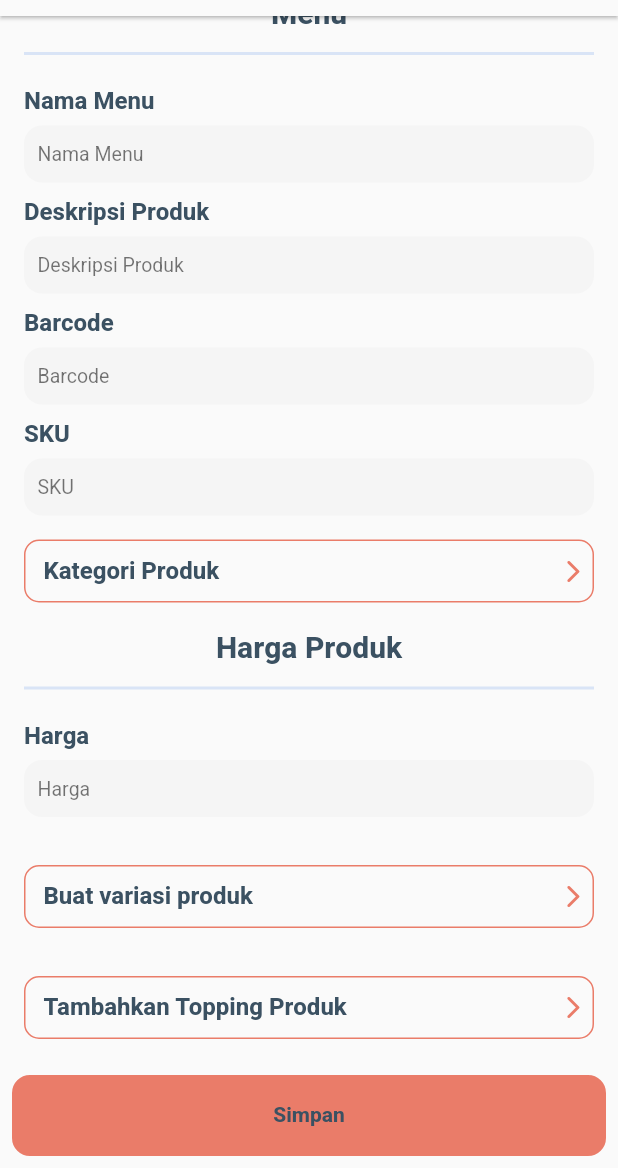
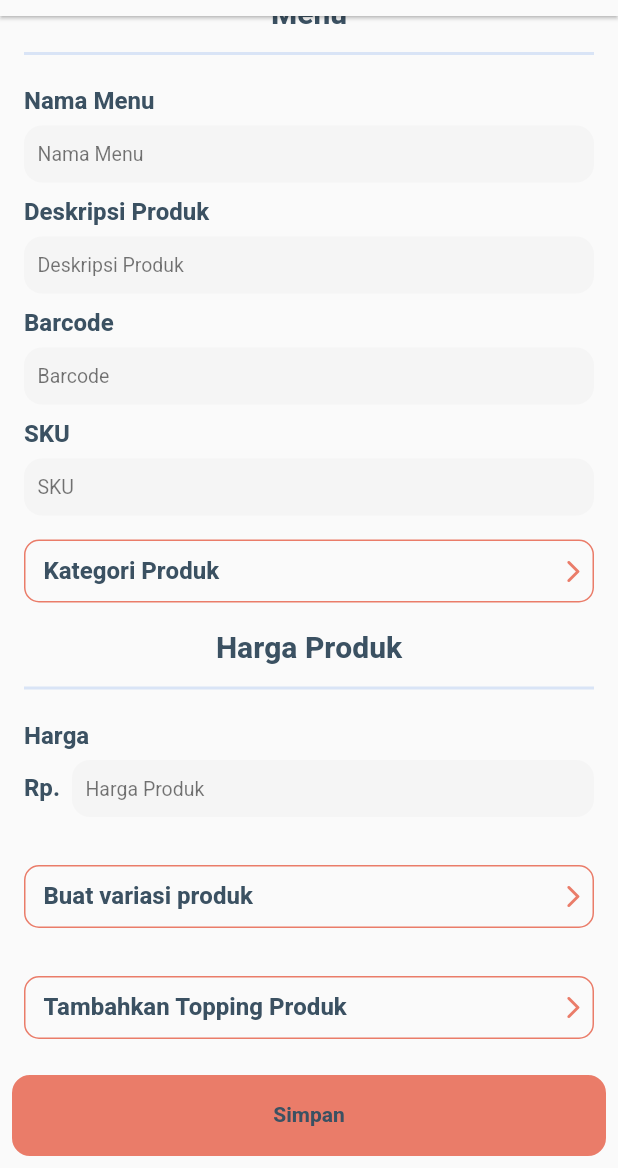
Before and after one commit to Liayuu/cashier-app, a Flutter app: the EditMenu screen opened directly with empty values, scrolled down 246 dp, on a phone screen of 412 x 824 dp, the part 68-1236 px from its top. Run offline on Flutter 3.47's test engine with Material 2 defaults, Android fonts, the phone set to English and light mode, and no system bars; our stand-ins replace badges, cloud_firestore, firebase_auth, firebase_core, firebase_storage, fl_chart and 6 more; accounts and stored records are empty; generated files the repository leaves out were written again; network calls fail.

Commit message:
Harga done

```diff
--- /dev/null
+++ b/lib/views/components/price_textfield.dart
@@ -0,0 +1,103 @@
+// ignore_for_file: must_be_immutable
+
+import 'package:flutter/material.dart';
+import 'package:get/get.dart';
+import 'package:intl/intl.dart';
+
+class PriceTextfield extends StatelessWidget {
+  String? labelText;
+  String? hintText;
+  Widget? title;
+  OutlineInputBorder? border;
+  TextInputType? keyboardType;
+  FloatingLabelAlignment? floatingLabelAlignment;
+  FloatingLabelBehavior? floatingLabelBehavior;
+  String? initialValue;
+  bool enabled;
+  bool obsecure;
+  TextEditingController? controller;
+  TextInputAction? textInputAction;
+  String? Function(String?)? validator;
+  ValueChanged<dynamic>? onSaved;
+  ValueChanged<dynamic>? onChanged;
+  NumberFormat currency;
+
+  PriceTextfield(
+      {Key? key,
+      this.labelText,
+      this.hintText,
+      this.title,
+      this.border,
+      this.keyboardType,
+      this.floatingLabelAlignment,
+      this.floatingLabelBehavior,
+      this.initialValue,
+      this.enabled = true,
+      this.obsecure = false,
+      this.controller,
+      this.textInputAction,
+      this.validator,
+      this.onSaved,
+      required this.currency,
+      this.onChanged})
+      : super(key: key);
+
+  @override
+  Widget build(BuildContext context) {
+    return Column(
+      mainAxisAlignment: MainAxisAlignment.start,
+      crossAxisAlignment: CrossAxisAlignment.start,
+      children: [
+        title ?? const SizedBox(),
+        Row(
+          children: [
+            Text(
+              currency.currencySymbol,
+              style: Get.textTheme.titleMedium!.copyWith(fontWeight: FontWeight.w700),
+            ),
+            const SizedBox(
+              width: 8,
+            ),
+            Flexible(
+              fit: FlexFit.loose,
+              child: TextFormField(
+                decoration: InputDecoration(
+                    border: border,
+                    labelText: labelText,
+                    hintText: hintText,
+                    isDense: true,
+                    contentPadding: const EdgeInsets.all(9),
+                    focusedBorder: OutlineInputBorder(
+                        borderSide: BorderSide(color: Get.theme.primaryColor),
+                        borderRadius: const BorderRadius.all(Radius.circular(10))),
+                    fillColor: !enabled
+                        ? Get.theme.unselectedWidgetColor
+                        : Get.theme.inputDecorationTheme.fillColor,
+                    floatingLabelAlignment: floatingLabelAlignment,
+                    floatingLabelBehavior: floatingLabelBehavior),
+                autovalidateMode: AutovalidateMode.onUserInteraction,
+                style: Get.textTheme.bodyText1,
+                cursorWidth: 2.0,
+                controller: controller,
+                cursorColor: Get.theme.primaryColor,
+                obscureText: obsecure,
+                keyboardType: keyboardType,
+                maxLines: 1,
+                enabled: enabled,
+                initialValue: initialValue,
+                textInputAction: textInputAction,
+                validator: validator,
+                onChanged: (value) {
+                  if (onChanged != null) onChanged!(value);
+                },
+                onSaved: (value) {
+                  if (onSaved != null) onSaved!(value);
+                },
+              ),
+            ),
+          ],
+        ),
+      ],
+    );
+  }
+}
--- a/lib/views/components/profile_textfield.dart
+++ b/lib/views/components/profile_textfield.dart
@@ -52,10 +52,10 @@ class ProfileTextfield extends StatelessWidget {
               labelText: labelText,
               hintText: hintText,
               isDense: true,
-              contentPadding: EdgeInsets.all(9),
+              contentPadding: const EdgeInsets.all(9),
               focusedBorder: OutlineInputBorder(
                   borderSide: BorderSide(color: Get.theme.primaryColor),
-                  borderRadius: BorderRadius.all(Radius.circular(10))),
+                  borderRadius: const BorderRadius.all(Radius.circular(10))),
               fillColor: !enabled
                   ? Get.theme.unselectedWidgetColor
                   : Get.theme.inputDecorationTheme.fillColor,
--- a/lib/views/pages/dashboard/menu/components/menu_card.dart
+++ b/lib/views/pages/dashboard/menu/components/menu_card.dart
@@ -1,5 +1,6 @@
 import 'package:flutter/material.dart';
 import 'package:get/get.dart';
+import 'package:intl/intl.dart';
 
 class MenuCard extends StatelessWidget {
   final double? width;
@@ -9,6 +10,8 @@ class MenuCard extends StatelessWidget {
   final String name;
   final double availability;
   final String unit;
+  String _formatCurrency(double p) =>
+      NumberFormat.currency(locale: 'id', decimalDigits: 2, symbol: "Rp. ").format(p);
 
   const MenuCard(
       {super.key,
@@ -80,7 +83,7 @@ class MenuCard extends StatelessWidget {
                             ),
                             child: Padding(
                               padding: const EdgeInsets.symmetric(horizontal: 8, vertical: 4),
-                              child: Text(price.toString(),
+                              child: Text(_formatCurrency(price),
                                   style: Get.textTheme.bodyMedium!
                                       .copyWith(fontWeight: FontWeight.w700)),
                             ),
--- a/lib/views/pages/forms/menus/edit_menu.dart
+++ b/lib/views/pages/forms/menus/edit_menu.dart
@@ -12,9 +12,11 @@ import 'package:cashier_app/views/pages/forms/menus/add_category.dart';
 import 'package:cashier_app/views/pages/forms/menus/add_topping.dart';
 import 'package:cashier_app/views/pages/forms/menus/add_variant.dart';
 import 'package:flutter/material.dart';
+import 'package:cashier_app/views/components/price_textfield.dart';
 import 'package:image_picker/image_picker.dart';
 import 'package:get/get.dart';
 import 'package:flutter/foundation.dart' show kIsWeb;
+import 'package:intl/intl.dart';
 
 class EditMenu extends StatefulWidget {
   final String merchantId;
@@ -28,6 +30,9 @@ class EditMenu extends StatefulWidget {
 class _EditMenuState extends State<EditMenu> {
   final _formKey = GlobalKey<FormState>();
   final _menuController = Get.find<MenusController>();
+
+  String _formatNumber(String s) => NumberFormat.decimalPattern('id').format(double.parse(s));
+  var _priceEditingController = TextEditingController();
 
   @override
   Widget build(BuildContext context) {
@@ -355,15 +360,23 @@ class _EditMenuState extends State<EditMenu> {
                                     color: Get.theme.unselectedWidgetColor,
                                   ),
                                 ),
-                                ProfileTextfield(
-                                  hintText: "Harga",
-                                  initialValue: controller.menu.price?.price != null
-                                      ? controller.menu.price!.price!.toString()
-                                      : null,
+                                PriceTextfield(
+                                  currency: NumberFormat.currency(locale: 'id', symbol: 'Rp.'),
+                                  hintText: "Harga Produk",
+                                  onChanged: (value) {
+                                    var val = _formatNumber(value.replaceAll('.', ''));
+                                    if (value != null && value != "") {
+                                      _menuController.newPrice = double.parse(value);
+                                    } else {
+                                      _menuController.newPrice = 0;
+                                    }
+                                    _priceEditingController.value = TextEditingValue(
+                                        selection: TextSelection.collapsed(offset: val.length),
+                                        text: val);
+                                    _menuController.update();
+                                  },
+                                  controller: _priceEditingController,
                                   keyboardType: TextInputType.number,
-                                  onSaved: (value) {
-                                    _menuController.newPrice = double.parse(value);
-                                  },
                                   title: Padding(
                                     padding: const EdgeInsets.only(top: 8, bottom: 4),
                                     child: Text(
@@ -372,7 +385,32 @@ class _EditMenuState extends State<EditMenu> {
                                           .copyWith(fontWeight: FontWeight.w700),
                                     ),
                                   ),
+                                  onSaved: (value) {
+                                    if (double.parse(value) < 0) {
+                                      _menuController.newPrice = 0;
+                                    } else {
+                                      _menuController.newPrice = value;
+                                    }
+                                  },
                                 ),
+                                // ProfileTextfield(
+                                //   hintText: "Harga",
+                                //   initialValue: controller.menu.price?.price != null
+                                //       ? controller.menu.price!.price!.toString()
+                                //       : null,
+                                //   keyboardType: TextInputType.number,
+                                //   onSaved: (value) {
+                                //     _menuController.newPrice = double.parse(value);
+                                //   },
+                                //   title: Padding(
+                                //     padding: const EdgeInsets.only(top: 8, bottom: 4),
+                                //     child: Text(
+                                //       "Harga",
+                                //       style: Get.textTheme.titleMedium!
+                                //           .copyWith(fontWeight: FontWeight.w700),
+                                //     ),
+                                //   ),
+                                // ),
                                 const SizedBox(
                                   height: 16,
                                 ),
--- a/pubspec.yaml
+++ b/pubspec.yaml
@@ -53,7 +53,6 @@ dependencies:
   syncfusion_flutter_charts: ^20.4.50
 
 dev_dependencies:
-  build_runner: ^2.3.3
 
   # The "flutter_lints" package below contains a set of recommended lints to
   # encourage good coding practices. The lint set provided by the package is
@@ -61,9 +60,10 @@ dev_dependencies:
   # package. See that file for information about deactivating specific lint
   # rules and activating additional ones.
   flutter_lints: ^2.0.0
+  build_runner: ^2.3.3
+  json_serializable: ^6.6.0
   flutter_test:
     sdk: flutter
-  json_serializable: ^6.6.0
 
 # For information on the generic Dart part of this file, see the
 # following page: https://dart.dev/tools/pub/pubspec
```
Also changed, not shown: lib/controllers/user_controller.dart (+4 -3 lines), lib/views/pages/dashboard/menu/components/transaction_menu_card.dart (+5 -2 lines), lib/views/pages/dashboard/menu/main_menu.dart (+6 -1 lines), lib/views/pages/dashboard/menu/summary_order.dart (+5 -2 lines), lib/views/pages/payment/payment.dart (+28 -9 lines).
